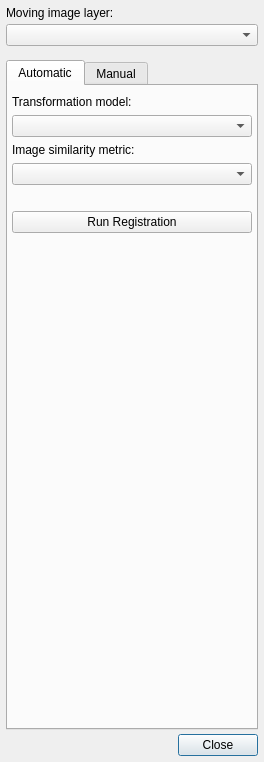
The window that GUI/Qt/Windows/Registration/RegistrationDialog.ui (pyushkevich/itksnap) describes before a commit, drawn with Qt 5.
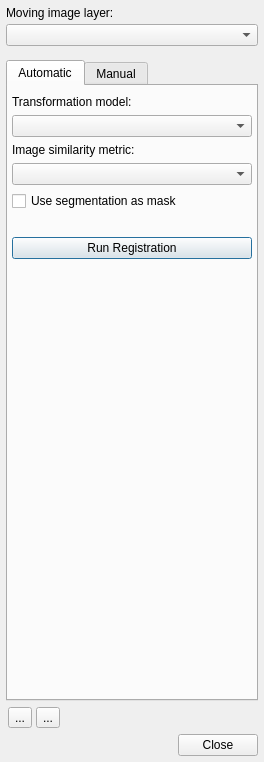
The same window after the commit. Icons and pictures are not drawn. Custom widgets are drawn as their Qt base class.

Diff of the .ui file:
```diff
--- a/GUI/Qt/Windows/Registration/RegistrationDialog.ui
+++ b/GUI/Qt/Windows/Registration/RegistrationDialog.ui
@@ -53,16 +53,6 @@
    <item row="1" column="0" colspan="2">
     <widget class="QComboBox" name="inMovingLayer"/>
    </item>
-   <item row="4" column="0" colspan="2">
-    <widget class="QDialogButtonBox" name="buttonBox">
-     <property name="orientation">
-      <enum>Qt::Horizontal</enum>
-     </property>
-     <property name="standardButtons">
-      <set>QDialogButtonBox::Close</set>
-     </property>
-    </widget>
-   </item>
    <item row="2" column="0">
     <spacer name="verticalSpacer_2">
      <property name="orientation">
@@ -125,6 +115,16 @@
        <item>
         <widget class="QComboBox" name="inSimilarityMetric"/>
        </item>
+       <item>
+        <widget class="QCheckBox" name="inUseMask">
+         <property name="toolTip">
+          <string>&lt;html&gt;&lt;head/&gt;&lt;body&gt;&lt;p&gt;When this is checked, the current segmentation in ITK-SNAP will be used as a mask  for the registration. This means that the similarity between the main image and the moving image layer will only be computed at the voxels assigned a segmentation label.&lt;/p&gt;&lt;/body&gt;&lt;/html&gt;</string>
+         </property>
+         <property name="text">
+          <string>Use segmentation as mask</string>
+         </property>
+        </widget>
+       </item>
        <item>
         <spacer name="verticalSpacer_4">
          <property name="orientation">
@@ -516,6 +516,78 @@
      </widget>
     </widget>
    </item>
+   <item row="5" column="0" colspan="2">
+    <widget class="QDialogButtonBox" name="buttonBox">
+     <property name="orientation">
+      <enum>Qt::Horizontal</enum>
+     </property>
+     <property name="standardButtons">
+      <set>QDialogButtonBox::Close</set>
+     </property>
+    </widget>
+   </item>
+   <item row="4" column="0" colspan="2">
+    <widget class="QWidget" name="widget" native="true">
+     <layout class="QHBoxLayout" name="horizontalLayout">
+      <property name="spacing">
+       <number>4</number>
+      </property>
+      <property name="leftMargin">
+       <number>2</number>
+      </property>
+      <property name="topMargin">
+       <number>2</number>
+      </property>
+      <property name="rightMargin">
+       <number>2</number>
+      </property>
+      <property name="bottomMargin">
+       <number>2</number>
+      </property>
+      <item>
+       <widget class="QToolButton" name="btnLoad">
+        <property name="toolTip">
+         <string>&lt;html&gt;&lt;head/&gt;&lt;body&gt;&lt;p&gt;Load transformation from file&lt;/p&gt;&lt;/body&gt;&lt;/html&gt;</string>
+        </property>
+        <property name="text">
+         <string>...</string>
+        </property>
+        <property name="icon">
+         <iconset resource="../../Resources/SNAPResources.qrc">
+          <normaloff>:/root/open_22.png</normaloff>:/root/open_22.png</iconset>
+        </property>
+       </widget>
+      </item>
+      <item>
+       <widget class="QToolButton" name="btnSave">
+        <property name="toolTip">
+         <string>&lt;html&gt;&lt;head/&gt;&lt;body&gt;&lt;p&gt;Save transformation to file&lt;/p&gt;&lt;/body&gt;&lt;/html&gt;</string>
+        </property>
+        <property name="text">
+         <string>...</string>
+        </property>
+        <property name="icon">
+         <iconset resource="../../Resources/SNAPResources.qrc">
+          <normaloff>:/root/save_22.png</normaloff>:/root/save_22.png</iconset>
+        </property>
+       </widget>
+      </item>
+      <item>
+       <spacer name="horizontalSpacer">
+        <property name="orientation">
+         <enum>Qt::Horizontal</enum>
+        </property>
+        <property name="sizeHint" stdset="0">
+         <size>
+          <width>40</width>
+          <height>20</height>
+         </size>
+        </property>
+       </spacer>
+      </item>
+     </layout>
+    </widget>
+   </item>
   </layout>
  </widget>
  <customwidgets>
```
Left out of the diff: 18 changed lines with no effect on the pictures.
